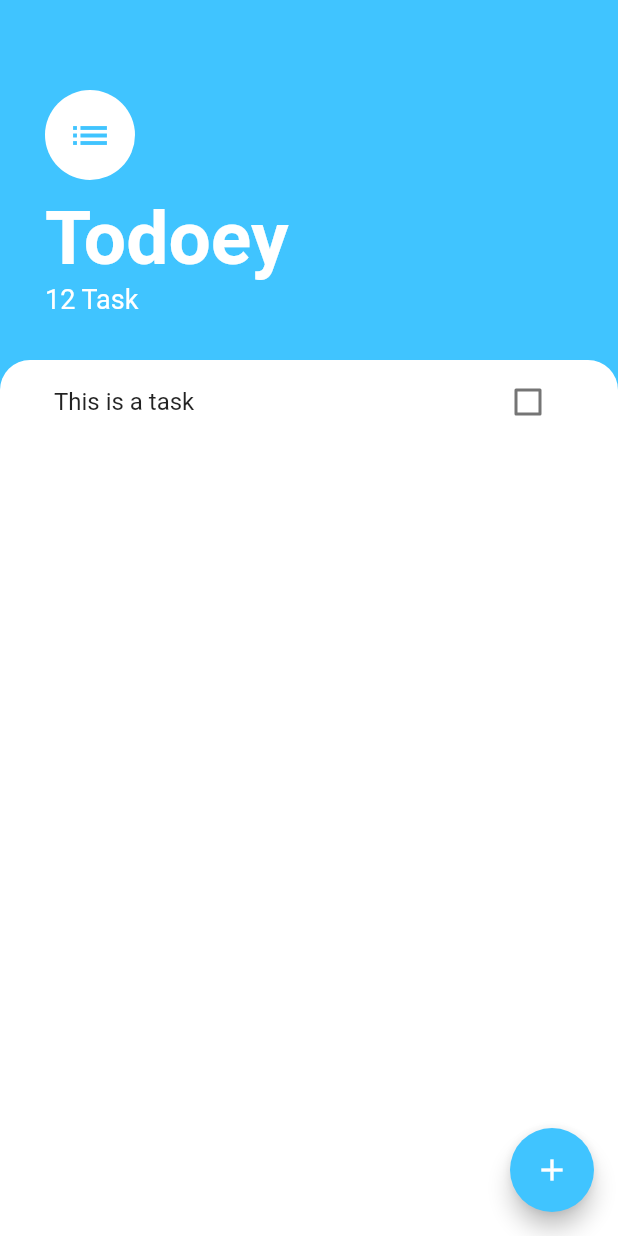
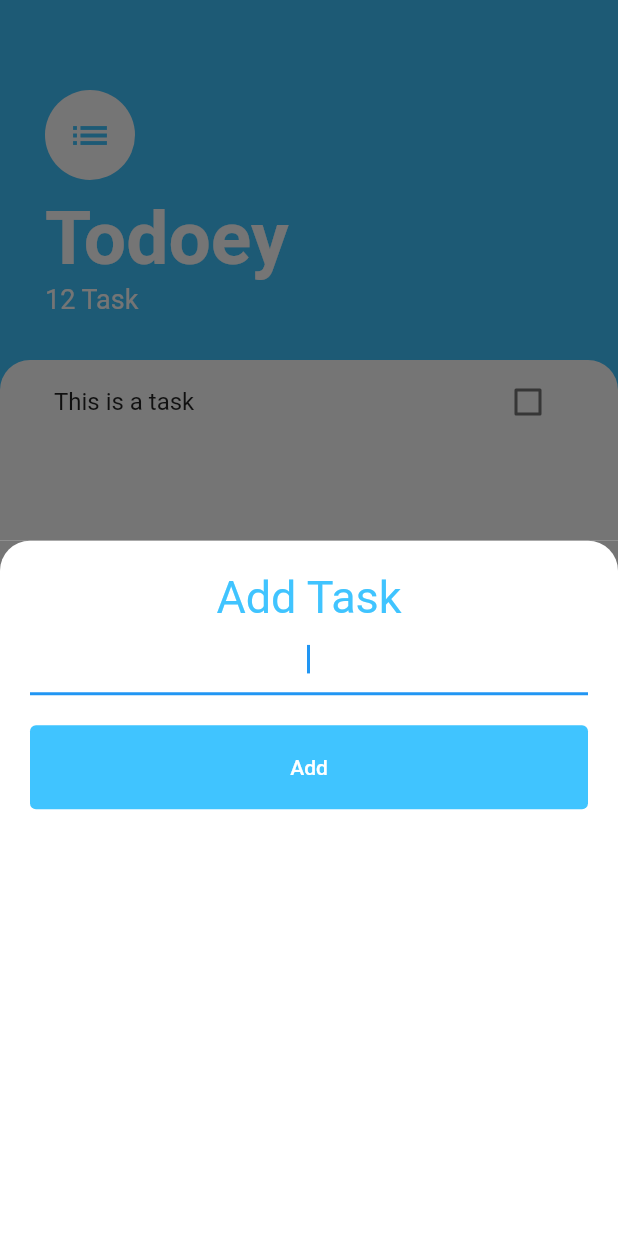
Before and after one commit to caseycole589/todey-flutter, a Flutter app: the screen it shows after launch, after a tap on the "add" icon, on a phone screen of 412 x 824 dp. Run offline on Flutter 3.47's test engine with Material 2 defaults, Android fonts, the phone set to English and light mode, and no system bars.

```diff
--- /dev/null
+++ b/lib/screens/add_task_screen.dart
@@ -0,0 +1,47 @@
+import 'package:flutter/material.dart';
+
+class AddTask extends StatelessWidget {
+  @override
+  Widget build(BuildContext context) {
+    return Container(
+      color: Color(0xFF757575),
+      child: Container(
+          padding: EdgeInsets.all(20),
+          decoration: BoxDecoration(
+            color: Colors.white,
+            borderRadius: BorderRadius.only(
+              topLeft: Radius.circular(20.0),
+              topRight: Radius.circular(20.0),
+            ),
+          ),
+          child: Column(
+            crossAxisAlignment: CrossAxisAlignment.stretch,
+            children: [
+              Text(
+                'Add Task',
+                textAlign: TextAlign.center,
+                style: TextStyle(fontSize: 30, color: Colors.lightBlueAccent),
+              ),
+              TextField(
+                autofocus: true,
+                textAlign: TextAlign.center,
+              ),
+              Padding(
+                padding: const EdgeInsets.symmetric(vertical: 20.0),
+                child: TextButton(
+                  onPressed: () {},
+                  child: Text(
+                    'Add',
+                    style: TextStyle(color: Colors.white),
+                  ),
+                  style: TextButton.styleFrom(
+                    padding: EdgeInsets.all(20),
+                    backgroundColor: Colors.lightBlueAccent,
+                  ),
+                ),
+              ),
+            ],
+          )),
+    );
+  }
+}
--- a/lib/screens/task_screen.dart
+++ b/lib/screens/task_screen.dart
@@ -1,4 +1,5 @@
 import 'package:flutter/material.dart';
+import 'package:todoey/screens/add_task_screen.dart';
 import 'package:todoey/widgets/tasks_list.dart';
 
 class TasksScreen extends StatelessWidget {
@@ -7,7 +8,10 @@ class TasksScreen extends StatelessWidget {
     return Scaffold(
       backgroundColor: Colors.lightBlueAccent,
       floatingActionButton: FloatingActionButton(
-        onPressed: () {},
+        onPressed: () {
+          showModalBottomSheet(
+              context: context, builder: (context) => AddTask());
+        },
         backgroundColor: Colors.lightBlueAccent,
         child: Icon(Icons.add),
       ),
```
